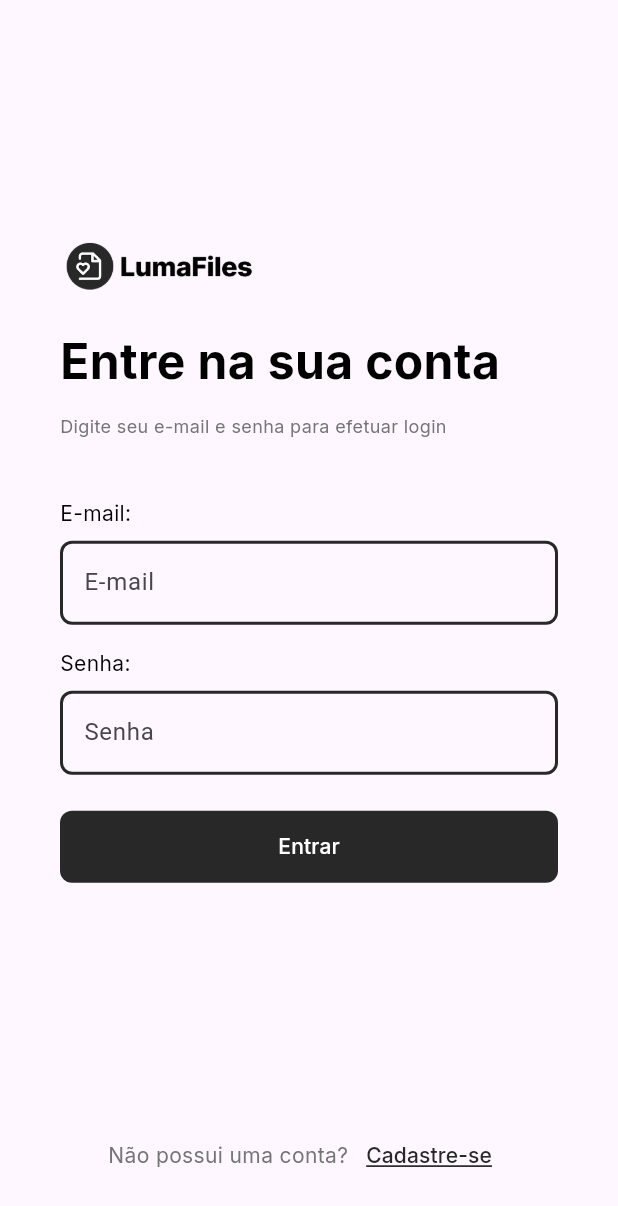
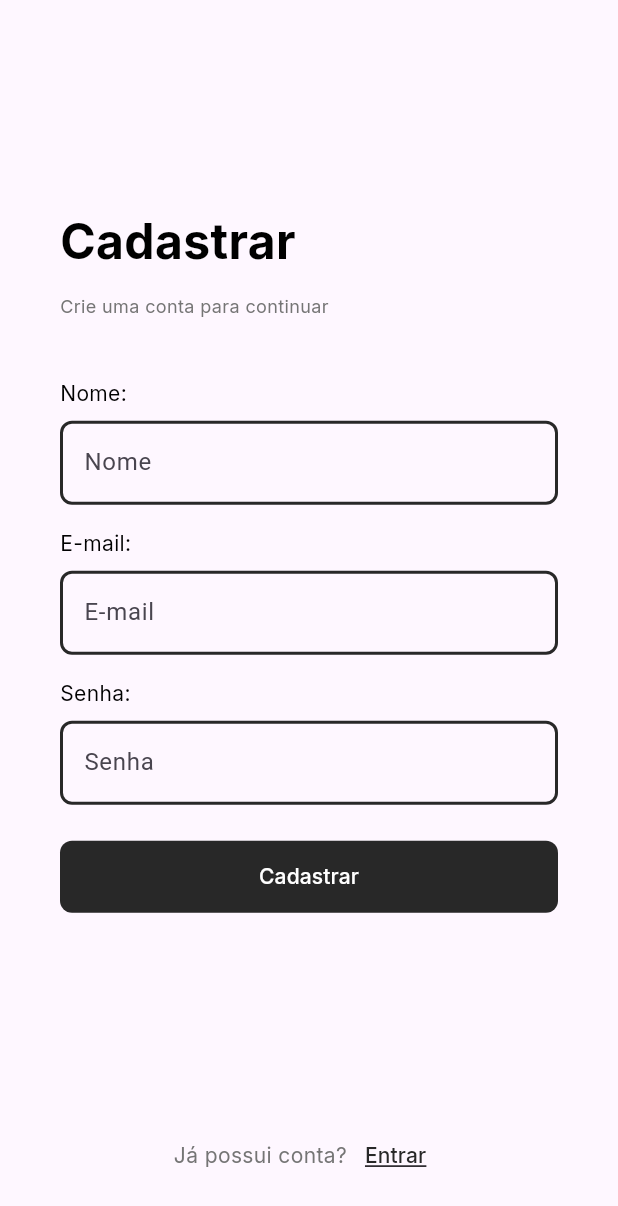
Before and after one commit to matheuslopesm/redes2, a Flutter app: the screen it shows after launch, on a phone screen of 412 x 824 dp. Shown: the top 1206 px of the screen. Run offline on Flutter 3.47's test engine with Material 3 defaults, Android fonts, the phone set to English and light mode, and no system bars; our stand-ins replace flutter_bloc, google_fonts.

Commit message:
feat: implementa a tela de cadastro

```diff
--- a/luma_files/lib/main.dart
+++ b/luma_files/lib/main.dart
@@ -17,7 +17,7 @@
       debugShowCheckedModeBanner: false,
       home: BlocProvider(
         create: (context) => LumaFilesBloc(),
-        child: const LogInScreen(),
+        child: const SignUpScreen(),
       ),
     );
   }
--- a/luma_files/lib/screens/screens.dart
+++ b/luma_files/lib/screens/screens.dart
@@ -1,2 +1,3 @@
 export 'home_screen.dart';
 export 'log_in_screen.dart';
+export 'sign_up_screen.dart';
--- /dev/null
+++ b/luma_files/lib/screens/sign_up_screen.dart
@@ -0,0 +1,195 @@
+import 'package:flutter/material.dart';
+import 'package:google_fonts/google_fonts.dart';
+import 'package:luma_files/utils/utils.dart';
+
+class SignUpScreen extends StatelessWidget {
+  const SignUpScreen({super.key});
+
+  @override
+  Widget build(BuildContext context) {
+    return Scaffold(
+      body: Padding(
+        padding: const EdgeInsets.symmetric(horizontal: 40),
+        child: Column(
+          children: [
+            Expanded(
+              child: Center(
+                child: Column(
+                  mainAxisAlignment: MainAxisAlignment.center,
+                  crossAxisAlignment: CrossAxisAlignment.start,
+                  children: [
+                    Text(
+                      'Cadastrar',
+                      style: GoogleFonts.inter(
+                        fontSize: 32,
+                        fontWeight: FontWeight.bold,
+                        color: Colors.black,
+                      ),
+                    ),
+                    const SizedBox(height: 12),
+                    Text(
+                      'Crie uma conta para continuar',
+                      style: GoogleFonts.inter(
+                        fontSize: 12,
+                        color: Colors.grey.shade600,
+                      ),
+                    ),
+                    const SizedBox(
+                      height: 40,
+                    ),
+                    Text(
+                      'Nome:',
+                      style: GoogleFonts.inter(
+                        fontSize: 14,
+                        color: Colors.black,
+                      ),
+                    ),
+                    const SizedBox(
+                      height: 8,
+                    ),
+                    TextField(
+                      decoration: InputDecoration(
+                        hintText: 'Nome',
+                        focusedBorder: OutlineInputBorder(
+                          borderSide: const BorderSide(
+                            color: LumaFilesConstants.primaryColor,
+                            width: 2,
+                          ),
+                          borderRadius: BorderRadius.circular(8),
+                        ),
+                        enabledBorder: OutlineInputBorder(
+                          borderSide: const BorderSide(
+                            color: LumaFilesConstants.primaryColor,
+                            width: 2,
+                          ),
+                          borderRadius: BorderRadius.circular(8),
+                        ),
+                      ),
+                    ),
+                    const SizedBox(
+                      height: 16,
+                    ),
+                    Text(
+                      'E-mail:',
+                      style: GoogleFonts.inter(
+                        fontSize: 14,
+                        color: Colors.black,
+                      ),
+                    ),
+                    const SizedBox(
+                      height: 8,
+                    ),
+                    TextField(
+                      decoration: InputDecoration(
+                        hintText: 'E-mail',
+                        focusedBorder: OutlineInputBorder(
+                          borderSide: const BorderSide(
+                            color: LumaFilesConstants.primaryColor,
+                            width: 2,
+                          ),
+                          borderRadius: BorderRadius.circular(8),
+                        ),
+                        enabledBorder: OutlineInputBorder(
+                          borderSide: const BorderSide(
+                            color: LumaFilesConstants.primaryColor,
+                            width: 2,
+                          ),
+                          borderRadius: BorderRadius.circular(8),
+                        ),
+                      ),
+                    ),
+                    const SizedBox(
+                      height: 16,
+                    ),
+                    Text(
+                      'Senha:',
+                      style: GoogleFonts.inter(
+                        fontSize: 14,
+                        color: Colors.black,
+                      ),
+                    ),
+                    const SizedBox(
+                      height: 8,
+                    ),
+                    TextField(
+                      obscureText: true,
+                      decoration: InputDecoration(
+                        hintText: 'Senha',
+                        focusedBorder: OutlineInputBorder(
+                          borderSide: const BorderSide(
+                            color: LumaFilesConstants.primaryColor,
+                            width: 2,
+                          ),
+                          borderRadius: BorderRadius.circular(8),
+                        ),
+                        enabledBorder: OutlineInputBorder(
+                          borderSide: const BorderSide(
+                            color: LumaFilesConstants.primaryColor,
+                            width: 2,
+                          ),
+                          borderRadius: BorderRadius.circular(8),
+                        ),
+                      ),
+                    ),
+                    const SizedBox(
+                      height: 24,
+                    ),
+                    SizedBox(
+                      width: double.infinity,
+                      height: 48,
+                      child: TextButton(
+                        onPressed: () {},
+                        style: TextButton.styleFrom(
+                          backgroundColor: LumaFilesConstants.primaryColor,
+                          shape: RoundedRectangleBorder(
+                            borderRadius: BorderRadius.circular(8),
+                          ),
+                        ),
+                        child: Text(
+                          'Cadastrar',
+                          style: GoogleFonts.inter(
+                            fontSize: 14,
+                            color: Colors.white,
+                          ),
+                        ),
+                      ),
+                    ),
+                  ],
+                ),
+              ),
+            ),
+            Padding(
+              padding: const EdgeInsets.only(bottom: 30),
+              child: Align(
+                alignment: Alignment.bottomCenter,
+                child: Row(
+                  mainAxisAlignment: MainAxisAlignment.center,
+                  children: [
+                    Text(
+                      'Já possui conta?',
+                      style: GoogleFonts.inter(
+                        fontSize: 14,
+                        color: Colors.grey.shade600,
+                      ),
+                    ),
+                    TextButton(
+                      onPressed: () {},
+                      child: Text(
+                        'Entrar',
+                        style: GoogleFonts.inter(
+                          fontSize: 14,
+                          color: LumaFilesConstants.primaryColor,
+                          decoration: TextDecoration.underline,
+                        ),
+                      ),
+                    ),
+                  ],
+                ),
+              ),
+            ),
+          ],
+        ),
+      ),
+    );
+  }
+}
```
